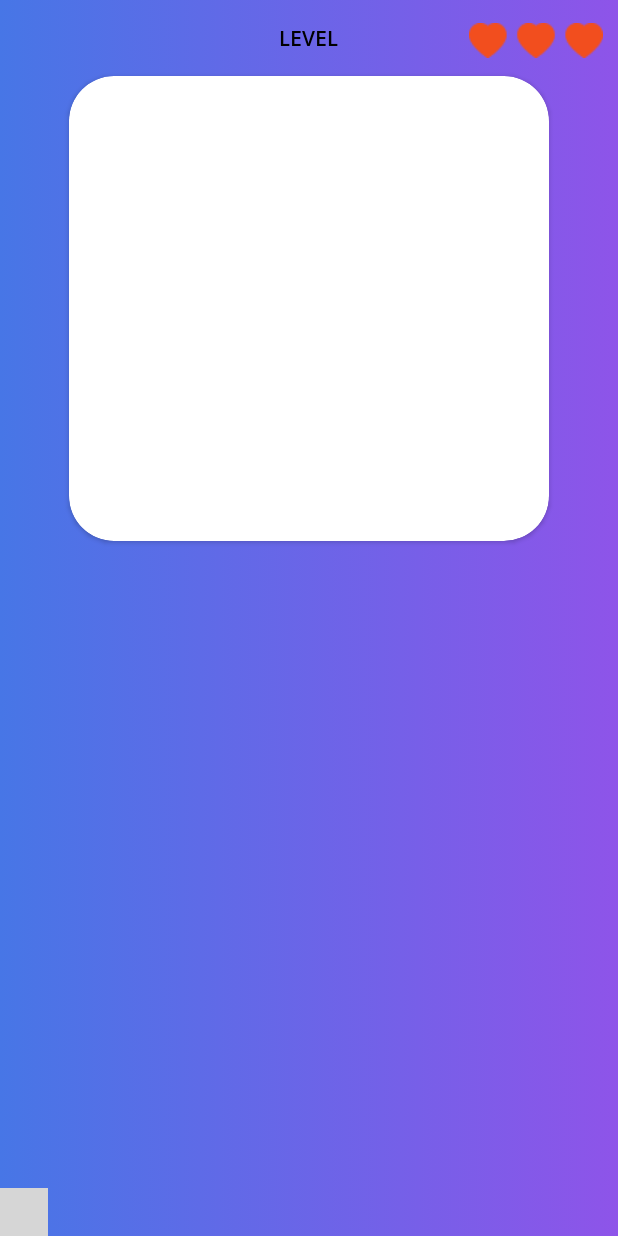
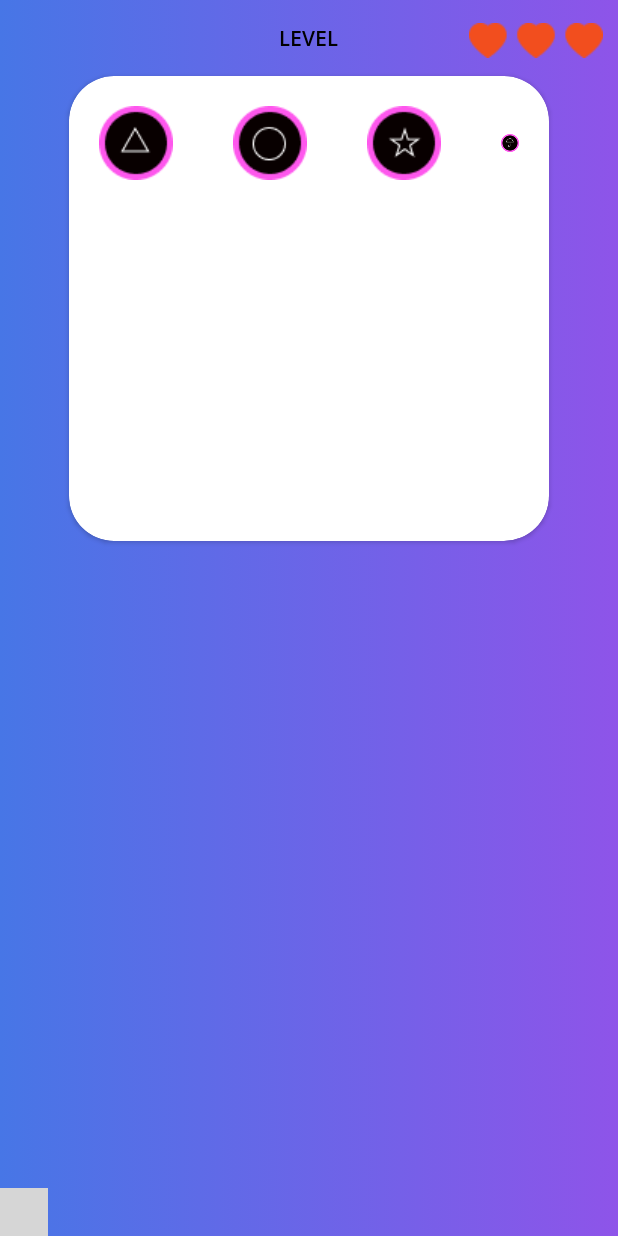
Before and after one commit to MrUchqun/BrainSquidGame, an Android app: the screen it shows after launch (MainActivity), after a tap on an icon or button, on a phone screen of 412 x 824 dp. Run offline under Robolectric (Android 15) with nearby library versions, the phone set to English and light mode, and no system bars; libraries missing offline, so code that uses them is left out: com.view.circulartimerview; plain views replace CircularTimerView; 4 statements that could not run were skipped; grey boxes are pictures that could not be loaded.

```diff
--- a/app/src/main/java/com/b12/game/fragments/FragmentFirstGameAssignment.java
+++ b/app/src/main/java/com/b12/game/fragments/FragmentFirstGameAssignment.java
@@ -1,7 +1,5 @@
 package com.b12.game.fragments;
 
-import android.annotation.SuppressLint;
-import android.content.Context;
 import android.os.Bundle;
 import android.view.LayoutInflater;
 import android.view.View;
@@ -30,6 +28,7 @@ public class FragmentFirstGameAssignment extends Fragment {
     private TextView levelTxt;
     private ImageView imageViewInCard;
     private final Random rnd = new Random();
+    private ImageView img_1, img_2, img_3, img_4;
 
     @Nullable
     @Override
@@ -42,11 +41,21 @@ public class FragmentFirstGameAssignment extends Fragment {
         relativeLayout = view.findViewById(R.id.first_game_answer_relative_layout);
         progressBar.setProgress(0);
         countDownTimer();
+        generateImage(view);
 
 
         return view;
     }
 
+    private void generateImage(View view) {
+        ImageView[] images = new ImageView[]{img_1, img_2, img_3, img_4};
+        int[] res = new int[]{R.id.image_1, R.id.image_2, R.id.image_3, R.id.image_4,};
+        int[] drawables = new int[]{R.drawable.img_1, R.drawable.img_2, R.drawable.img_3, R.drawable.img_4,};
+        for (int i = 0; i < images.length; i++) {
+            images[i] = (ImageView) view.findViewById(res[i]);
+            images[i].setImageResource(drawables[i]);
+        }
+    }
 
 
     private void countDownTimer() {
--- a/app/src/main/res/layout/fragment_first_game_assignment.xml
+++ b/app/src/main/res/layout/fragment_first_game_assignment.xml
@@ -32,14 +32,47 @@
         android:layout_centerHorizontal="true"
         app:cardCornerRadius="30dp">
 
-        <ImageView
-            android:id="@+id/first_game_assignment_image_view"
+        <LinearLayout
+            android:layout_height="match_parent"
             android:layout_width="match_parent"
-            android:layout_height="match_parent"
-            android:layout_margin="20dp" />
+            android:orientation="vertical">
+
+            <LinearLayout
+                android:layout_width="match_parent"
+                android:layout_height="wrap_content"
+                android:orientation="horizontal">
+
+                <ImageView
+                    android:id="@+id/image_1"
+                    android:layout_width="wrap_content"
+                    android:layout_height="wrap_content"
+                    android:layout_margin="20dp" />
+
+                <ImageView
+                    android:id="@+id/image_2"
+                    android:layout_width="wrap_content"
+                    android:layout_height="wrap_content"
+                    android:layout_margin="20dp" />
+
+                <ImageView
+                    android:id="@+id/image_3"
+                    android:layout_width="wrap_content"
+                    android:layout_height="wrap_content"
+                    android:layout_margin="20dp" />
+
+                <ImageView
+                    android:id="@+id/image_4"
+                    android:layout_width="wrap_content"
+                    android:layout_height="wrap_content"
+                    android:layout_margin="20dp" />
+            </LinearLayout>
+
+        </LinearLayout>
+
     </androidx.cardview.widget.CardView>
 
     <com.view.circulartimerview.CircularTimerView
+        android:layout_alignBottom="@+id/first_game_assignment_image_view_card"
         android:id="@+id/progress_circular"
         android:layout_width="wrap_content"
         android:layout_height="wrap_content"
```
Also changed, not shown: app/src/main/res/drawable/img_1.png (renamed from app/src/main/res/drawable/img_0.png).
